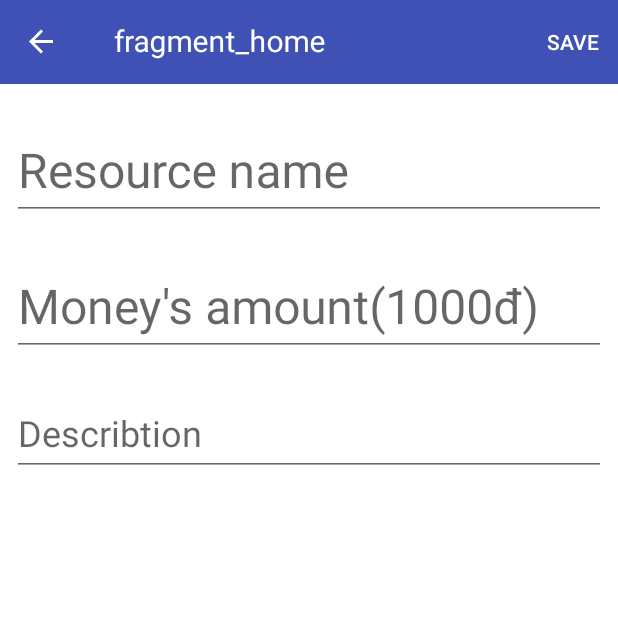
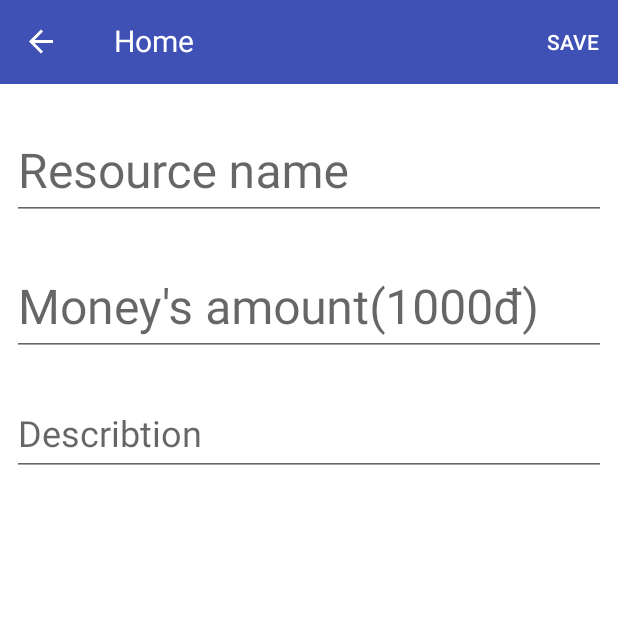
Before and after one commit to thanhtd1987/heogiutien, an Android app: the screen it shows after launch (MainActivity), after a tap on an icon or button, on a phone screen of 412 x 824 dp, the top half of it. Run offline under Robolectric (Android 15) with nearby library versions, the phone set to English and light mode, and no system bars; our stand-ins replace Room's generated code, navigation-ui.

Commit message:
update version of Navigation controller

```diff
--- a/app/src/main/res/navigation/top_navigation.xml
+++ b/app/src/main/res/navigation/top_navigation.xml
@@ -8,7 +8,7 @@
     <fragment
         android:id="@+id/nav_expenses"
         android:name="com.funworld.heogiutien.ui.home.HomeFragment"
-        android:label="fragment_home"
+        android:label="Home"
         tools:layout="@layout/fragment_home">
         <action
             android:id="@+id/action_nav_expenses_to_addExpenseFragment"
@@ -24,19 +24,17 @@
     <fragment
         android:id="@+id/nav_resources"
         android:name="com.funworld.heogiutien.ui.resource.ResourceFragment"
-        android:label="fragment_resource"
         tools:layout="@layout/fragment_resource" />
     <fragment
         android:id="@+id/nav_expense_pattern"
         android:name="com.funworld.heogiutien.ui.pattern.PatternFragment"
-        android:label="fragment_pattern"
         tools:layout="@layout/fragment_pattern" />
     <fragment
         android:id="@+id/addExpenseFragment"
         android:name="com.funworld.heogiutien.ui.add_expense.AddExpenseFragment"
-        android:label="AddExpenseFragment" />
+         />
     <fragment
         android:id="@+id/addResourceFragment"
         android:name="com.funworld.heogiutien.ui.add_resource.AddResourceFragment"
-        android:label="AddResourceFragment" />
+         />
 </navigation>
--- a/build.gradle
+++ b/build.gradle
@@ -51,4 +51,5 @@ ext {
 
     SUPPORT_VERSION = "28.0.0"
     ROOM_VERSION = "2.2.5"
+    ANDROIDX_NAVI_VERSION = "2.3.0-alpha04"
 }
```
Also changed, not shown: app/build.gradle (+4 -4 lines).
